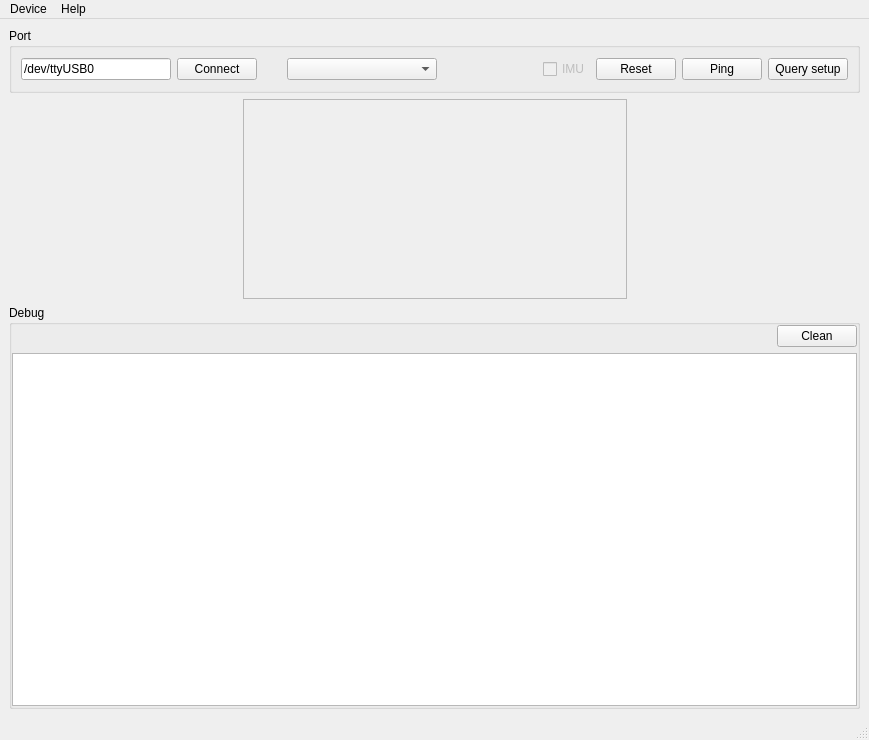
Above: src/nxusb_main.ui from Wohlstand/NXUSB-UART-Client before the change. Below: the same form after it.
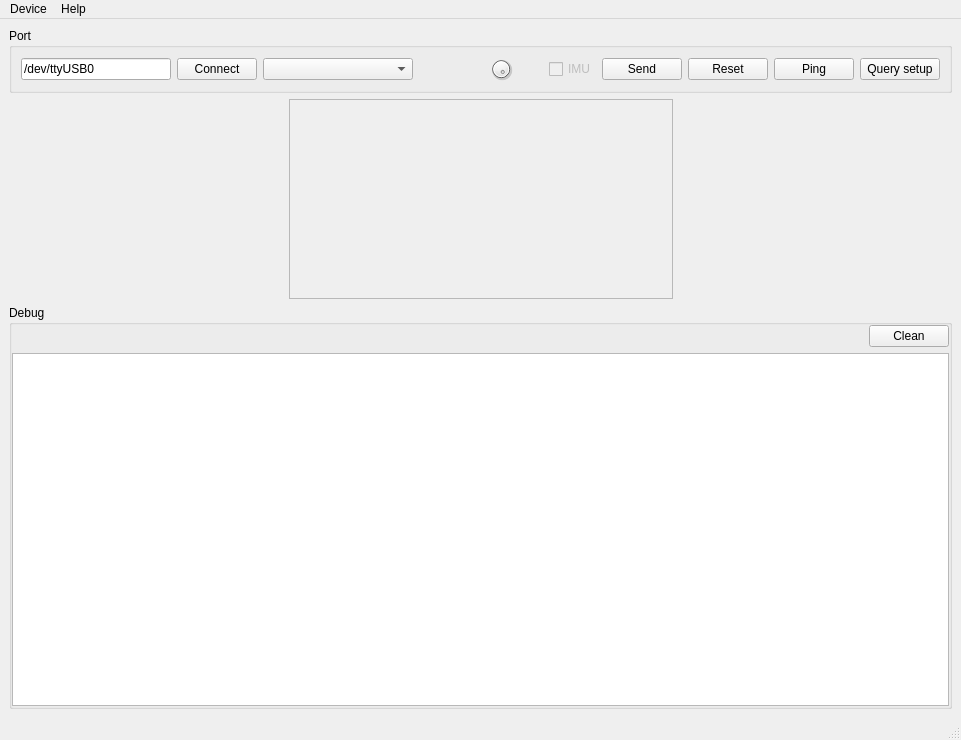
That is the form after the change. Icons and pictures are not drawn. Custom widgets are drawn as their Qt base class.

Commit message: Added vibro level and request send command

```diff
--- a/src/nxusb_main.ui
+++ b/src/nxusb_main.ui
@@ -119,7 +119,7 @@
       <property name="title">
        <string>Port</string>
       </property>
-      <layout class="QHBoxLayout" name="horizontalLayout" stretch="0,0,0,0,0,0,0,0,0,0">
+      <layout class="QHBoxLayout" name="horizontalLayout" stretch="0,0,0,0,0,0,0,0,0,0,0,0">
        <item>
         <widget class="QLineEdit" name="serialPort">
          <property name="minimumSize">
@@ -182,6 +182,25 @@
          </property>
         </widget>
        </item>
+       <item>
+        <widget class="QDial" name="vibroLevel">
+         <property name="maximumSize">
+          <size>
+           <width>24</width>
+           <height>24</height>
+          </size>
+         </property>
+         <property name="toolTip">
+          <string>Power of vibration</string>
+         </property>
+         <property name="maximum">
+          <number>100</number>
+         </property>
+         <property name="value">
+          <number>100</number>
+         </property>
+        </widget>
+       </item>
        <item>
         <widget class="VibroWidget" name="vibro" native="true">
          <property name="sizePolicy">
@@ -208,6 +227,16 @@
          </property>
         </widget>
        </item>
+       <item>
+        <widget class="QPushButton" name="cmdSendReport">
+         <property name="toolTip">
+          <string>Send controls immediately without waiting when they got been changed.</string>
+         </property>
+         <property name="text">
+          <string>Send</string>
+         </property>
+        </widget>
+       </item>
        <item>
         <widget class="QPushButton" name="cmdReset">
          <property name="text">
```
The commit also changes 4 other files.
